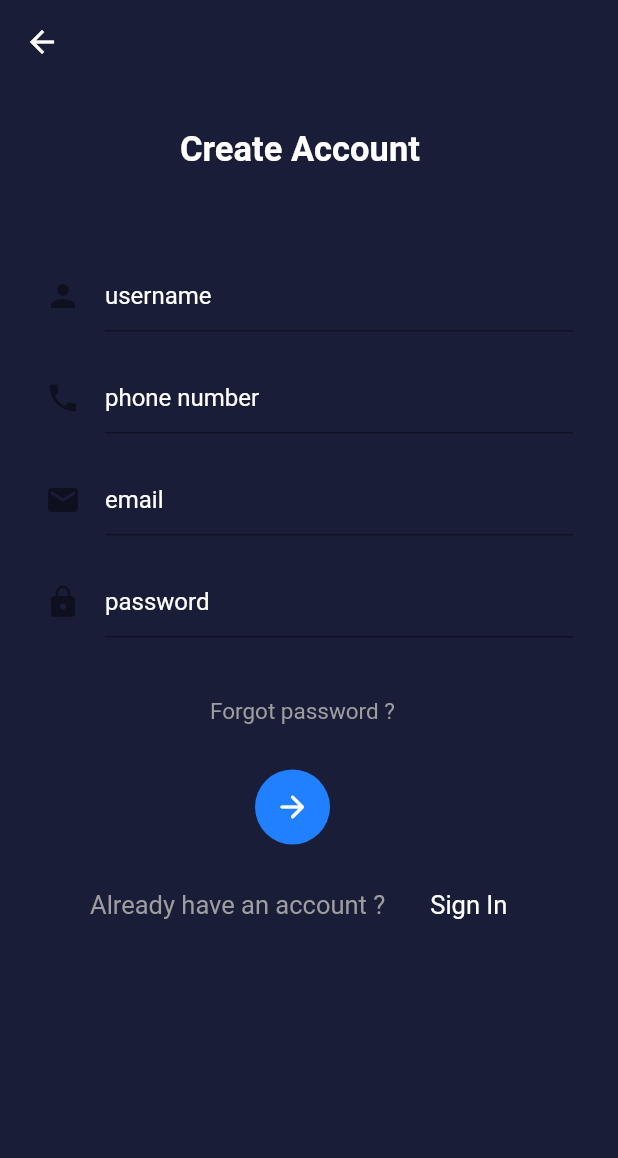
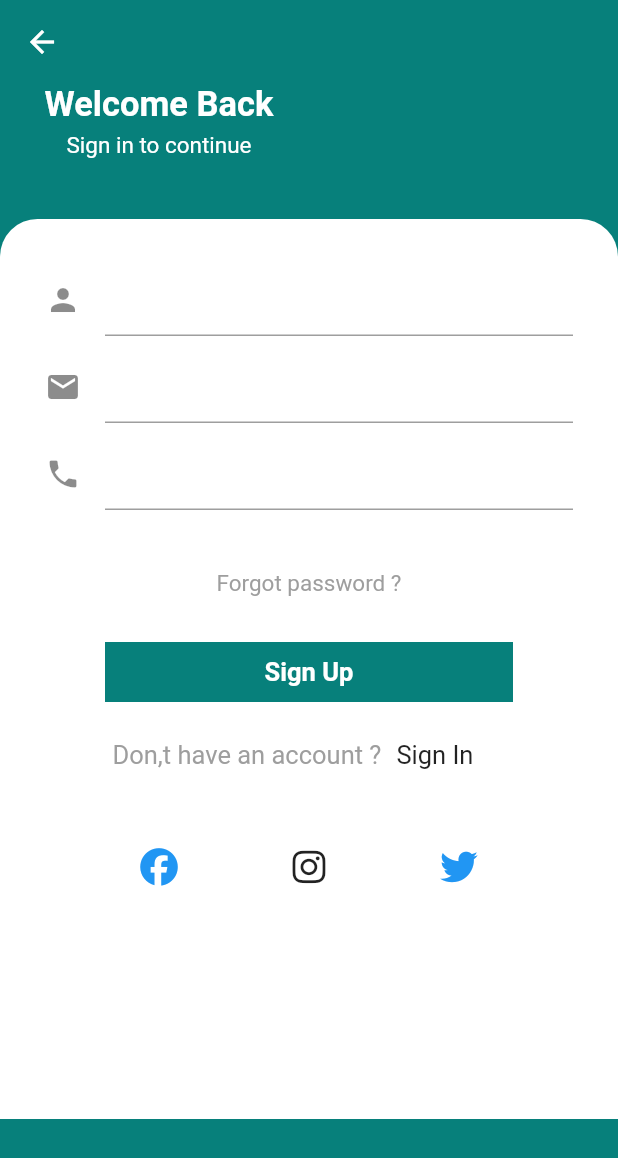
Before and after one commit to Akmal0906/datademo, a Flutter app: the screen it shows after launch, after a tap on "Sign Up", on a phone screen of 412 x 824 dp. Shown: the top 1158 px of the screen. Run offline on Flutter 3.47's test engine with Material 2 defaults, Android fonts, the phone set to English and light mode, and no system bars; our stand-ins replace font_awesome_flutter, hive, hive_flutter; accounts and stored records are empty.

Commit message:
Initial commit`1

```diff
--- a/lib/main.dart
+++ b/lib/main.dart
@@ -1,6 +1,8 @@
 import 'package:datademo/pages/home_page.dart';
 import 'package:datademo/pages/sign_in.dart';
 import 'package:datademo/pages/sign_up.dart';
+import 'package:datademo/pages/signin_new.dart';
+import 'package:datademo/pages/signup_new.dart';
 import 'package:flutter/material.dart';
 import 'package:hive_flutter/hive_flutter.dart';
 
@@ -23,8 +25,10 @@ class MyApp extends StatelessWidget {
 
         primarySwatch: Colors.blue,
       ),
-      home: const SignIn(),
+      home: const SignInNew(),
       routes: {
+        SignUpNew.id:(context)=>const SignUpNew(),
+        SignInNew.id:(context)=>const SignInNew(),
         SignUp.id:(context)=> const SignUp(),
         SignIn.id:(context)=>const SignIn(),
         HomePage.id:(context)=>const HomePage(),
--- /dev/null
+++ b/lib/model/account_model.dart
@@ -0,0 +1,19 @@
+class Account{
+
+
+  late String username;
+  late String password;
+ String email;
+  Account({required this.password, required this.username,required this.email});
+
+  Account.fromJson(Map<String, dynamic> json)
+      : username = json['username'],
+  email=json['email'],
+        password = json['password'];
+
+  Map<String,dynamic> toJson()=>{
+    'username':username,
+    'email':email,
+    'password':password,
+  };
+}
--- a/lib/pages/sign_in.dart
+++ b/lib/pages/sign_in.dart
@@ -143,6 +143,7 @@ String pw=box.get('password');
                     ),
                    const SizedBox(width: 30,),
                     GestureDetector(
+
                         onTap: (){
                           Navigator.pushNamed(context, SignUp.id);
                         },
--- /dev/null
+++ b/lib/pages/signin_new.dart
@@ -0,0 +1,206 @@
+import 'package:datademo/pages/signup_new.dart';
+import 'package:flutter/material.dart';
+import 'package:font_awesome_flutter/font_awesome_flutter.dart';
+
+import '../model/user_model.dart';
+import '../service/db_service.dart';
+
+
+class SignInNew extends StatefulWidget {
+  const SignInNew({Key? key}) : super(key: key);
+static const String id='signin_new';
+  @override
+  State<SignInNew> createState() => _SignInNewState();
+}
+
+class _SignInNewState extends State<SignInNew> {
+  final usernameController = TextEditingController();
+  final passwordController = TextEditingController();
+  _doSignIn(){
+    String username=usernameController.text.toString().trim();
+
+
+
+    String password=passwordController.text.toString().trim();
+    var user=User(password: password, username: username);
+    HiveDB().storeUser(user);
+    var user2=HiveDB().loadUser();
+
+    print(user2.username);
+    print(user2.password);
+
+  }
+
+  @override
+  Widget build(BuildContext context) {
+    Size size=MediaQuery.of(context).size;
+    return Scaffold(
+        appBar: AppBar(
+          backgroundColor: const Color(0xff07807b),
+          elevation: 0,
+        ),
+      backgroundColor: const Color(0xff07807b),
+        body: SingleChildScrollView(
+
+
+            child: Column(
+
+              children: [
+                //#image
+
+               Container(
+               width: double.infinity,
+               color: const Color(0xff07807b),
+               child: Column(
+                 children: [
+                   Container(
+
+                     padding: const EdgeInsets.only(right: 250),
+                     child: ClipRRect(
+                       borderRadius: BorderRadius.circular(50.0),
+                       child: const Image(
+                         fit: BoxFit.cover,
+                         image: AssetImage('assets/images/Richard.jpg'),
+                         width: 90.0,
+                         height: 80.0,
+                       ),
+                     ),
+                   ),
+                   const SizedBox(
+                     height: 15,
+                   ),
+                   const Padding(
+                     padding: EdgeInsets.only(right: 200),
+                     child: Text(
+                       'Welcome Back',
+                       style: TextStyle(
+                           color: Colors.white,
+                           fontWeight: FontWeight.bold,
+                           fontSize: 23),
+                     ),
+                   ),
+                   const SizedBox(
+                     height: 5,
+                   ),
+                   const Padding(
+                     padding: EdgeInsets.only(right: 200),
+                     child: Text(
+                       'Sign in to continue',
+                       style: TextStyle(color: Colors.white, fontSize: 15),
+                     ),
+                   ),
+                   const SizedBox(
+                     height: 40,
+                   ),
+                 ],
+               ),
+             ),
+
+
+
+ Container(
+   height: size.height,
+  padding:const EdgeInsets.all(30),
+  decoration: const BoxDecoration(
+    color: Colors.white,
+    borderRadius: BorderRadius.only(topRight: Radius.circular(25),topLeft: Radius.circular(25)),
+  ),
+  child: Column(
+    children: [
+
+      TextField(
+        controller: usernameController,
+        decoration: const InputDecoration(
+            hintText: 'username',
+            hintStyle: TextStyle(color: Colors.white),
+            icon: Icon(Icons.person)),
+      ),
+      const SizedBox(
+        height: 10,
+      ),
+      TextField(
+        controller: passwordController,
+        decoration: const InputDecoration(
+            hintText: 'password',
+            hintStyle: TextStyle(color: Colors.white),
+            icon: Icon(Icons.lock)),
+      ),
+
+      const SizedBox(
+        height: 40,
+      ),
+      const Text(
+          'Forgot password ?',
+          style: TextStyle(color: Colors.grey, fontSize: 15),
+        ),
+
+      const SizedBox(
+        height: 30,
+      ),
+
+
+      GestureDetector(
+        onTap: _doSignIn,
+        child: Container(
+          width: double.infinity,
+          height: 40,
+          margin:const EdgeInsets.symmetric(horizontal: 40),
+          color: const Color(0xff07807b),
+          child: const Center(
+              child: Text('Sign In',style: TextStyle(color: Colors.white,fontSize: 17,fontWeight: FontWeight.bold),)
+          ),
+        ),
+      ),
+      Container(
+        margin:const EdgeInsets.only(left: 20),
+        padding:const EdgeInsets.all(25),
+        child:   Row(
+
+          children: [
+
+
+            const Text(
+              "Don,t have an account ?",
+              style: TextStyle(color: Colors.grey, fontSize: 17),
+
+            ),
+            const SizedBox(width: 10,),
+            GestureDetector(
+                onTap: (){
+                  Navigator.pushNamed(context, SignUpNew.id);
+                },
+                child:const Text(
+                  "Sign Up ",
+                  style: TextStyle(color: Colors.black87, fontSize: 17),
+                )),
+
+
+          ],
+
+        ),
+      ),
+      Container(
+        width:300,
+        height:80,
+        child: Row(
+          mainAxisAlignment: MainAxisAlignment.spaceAround,
+
+          children: const <Widget>[
+
+            Icon(FontAwesomeIcons.facebook, color: Colors.blue, size: 25.0),
+            Icon(FontAwesomeIcons.instagram, color: Colors.black87, size: 25.0),
+            Icon(FontAwesomeIcons.twitter, color: Colors.blue, size: 25.0)
+          ],
+        ),
+      )
+
+    ],
+  ),
+
+),
+              ],
+            ),
+          ),
+        );
+  }
+}
--- /dev/null
+++ b/lib/pages/signup_new.dart
@@ -0,0 +1,202 @@
+
+import 'package:datademo/pages/signin_new.dart';
+import 'package:flutter/material.dart';
+import 'package:font_awesome_flutter/font_awesome_flutter.dart';
+
+
+
+import '../model/account_model.dart';
+import '../service/db_service.dart';
+class SignUpNew extends StatefulWidget {
+  const SignUpNew({Key? key}) : super(key: key);
+static const String id='signup_new';
+  @override
+  State<SignUpNew> createState() => _SignUpNewState();
+}
+
+class _SignUpNewState extends State<SignUpNew> {
+  final usernameController = TextEditingController();
+
+  final phoneController = TextEditingController();
+  final emailController = TextEditingController();
+  _doSignUp(){
+    String username=usernameController.text.toString().trim();
+
+    String phone=phoneController.text.toString().trim();
+    String email=emailController.text.toString().trim();
+var account=Account(email: email,password: phone,username: username);
+
+    HiveDB().storeAccount(account);
+    var account2=HiveDB().loadAccount();
+
+    print(account2.username);
+    print(account2.email);
+    print(account2.password);
+
+  }
+  @override
+  Widget build(BuildContext context) {
+    return Scaffold(
+      appBar: AppBar(
+        backgroundColor: const Color(0xff07807b),
+        elevation: 0,
+      ),
+      backgroundColor: const Color(0xff07807b),
+      body: SingleChildScrollView(
+
+
+        child: Column(
+
+          children: [
+            //#image
+
+            Container(
+              width: double.infinity,
+              color: const Color(0xff07807b),
+              child: Column(
+                children:const [
+
+                Padding(
+                    padding: EdgeInsets.only(right: 200),
+                    child: Text(
+                      'Welcome Back',
+                      style: TextStyle(
+                          color: Colors.white,
+                          fontWeight: FontWeight.bold,
+                          fontSize: 23),
+                    ),
+                  ),
+                   SizedBox(
+                    height: 5,
+                  ),
+                  Padding(
+                    padding: EdgeInsets.only(right: 200),
+                    child: Text(
+                      'Sign in to continue',
+                      style: TextStyle(color: Colors.white, fontSize: 15),
+                    ),
+                  ),
+                   SizedBox(
+                    height: 40,
+                  ),
+                ],
+              ),
+            ),
+
+
+
+            Container(
+              height: 600,
+              padding:const EdgeInsets.all(30),
+              decoration: const BoxDecoration(
+                color: Colors.white,
+                borderRadius: BorderRadius.only(topRight: Radius.circular(25),topLeft: Radius.circular(25)),
+              ),
+              child: Column(
+                children: [
+
+                  TextField(
+                    controller: usernameController,
+                    decoration: const InputDecoration(
+                        hintText: 'username',
+                        hintStyle: TextStyle(color: Colors.white),
+                        icon: Icon(Icons.person)),
+                  ),
+                  const SizedBox(
+                    height: 10,
+                  ),
+                  TextField(
+                    controller: emailController,
+                    decoration: const InputDecoration(
+                        hintText: 'email',
+                        hintStyle: TextStyle(color: Colors.white),
+                        icon: Icon(Icons.email)),
+                  ),
+                  const SizedBox(
+                    height: 10,
+                  ),
+                  TextField(
+                    controller: phoneController,
+                    decoration: const InputDecoration(
+                        hintText: 'phone',
+                        hintStyle: TextStyle(color: Colors.white),
+                        icon: Icon(Icons.phone)),
+                  ),
+                  const SizedBox(
+                    height: 40,
+                  ),
+                  const Text(
+                    'Forgot password ?',
+                    style: TextStyle(color: Colors.grey, fontSize: 15),
+                  ),
+
+                  const SizedBox(
+                    height: 30,
+                  ),
+
+
+                GestureDetector(
+                  onTap: _doSignUp,
+                  child:   Container(
+                    width: double.infinity,
+                    height: 40,
+                    margin:const EdgeInsets.symmetric(horizontal: 40),
+                    color: const Color(0xff07807b),
+                    child: const Center(
+                        child: Text('Sign Up',style: TextStyle(color: Colors.white,fontSize: 17,fontWeight: FontWeight.bold),)
+                    ),
+                  ),
+                ),
+                  Container(
+                    margin:const EdgeInsets.only(left: 20),
+                    padding:const EdgeInsets.all(25),
+                    child:   Row(
+
+                      children: [
+
+
+                        const Text(
+                          "Don,t have an account ?",
+                          style: TextStyle(color: Colors.grey, fontSize: 17),
+
+                        ),
+                        const SizedBox(width: 10,),
+                        GestureDetector(
+                            onTap: (){
+                              Navigator.pushNamed(context, SignInNew.id);
+                            },
+                            child:const Text(
+                              "Sign In ",
+                              style: TextStyle(color: Colors.black87, fontSize: 17),
+                            )),
+
+
+                      ],
+
+                    ),
+                  ),
+                  Container(
+                    width:300,
+                    height:80,
+                    child: Row(
+                      mainAxisAlignment: MainAxisAlignment.spaceAround,
+
+                      children: const <Widget>[
+
+                        Icon(FontAwesomeIcons.facebook, color: Colors.blue, size: 25.0),
+                        Icon(FontAwesomeIcons.instagram, color: Colors.black87, size: 25.0),
+                        Icon(FontAwesomeIcons.twitter, color: Colors.blue, size: 25.0)
+                      ],
+                    ),
+                  )
+
+                ],
+              ),
+
+            ),
+          ],
+        ),
+      ),
+    );
+  }
+}
--- a/lib/service/db_service.dart
+++ b/lib/service/db_service.dart
@@ -1,5 +1,6 @@
 import 'package:hive/hive.dart';
 
+import '../model/account_model.dart';
 import '../model/user_model.dart';
 
 class HiveDB {
@@ -17,4 +18,17 @@ class HiveDB {
   deleteUser() {
     box.delete('user');
   }
+
+  storeAccount(Account account) {
+    box.put('account', account.toJson());
+  }
+
+  Account loadAccount() {
+    var account = Account.fromJson(box.get('account'));
+    return account;
+  }
+
+  deleteAccount() {
+    box.delete('account');
+  }
 }
--- a/pubspec.yaml
+++ b/pubspec.yaml
@@ -13,6 +13,8 @@ dependencies:
   cupertino_icons: ^1.0.2
   hive: ^2.2.3
   hive_flutter: ^1.1.0
+  #flutter_signin_button: ^2.0.0
+  font_awesome_flutter: ^10.1.0
 
 dev_dependencies:
   flutter_test:
```
Also changed, not shown: pubspec.lock.
